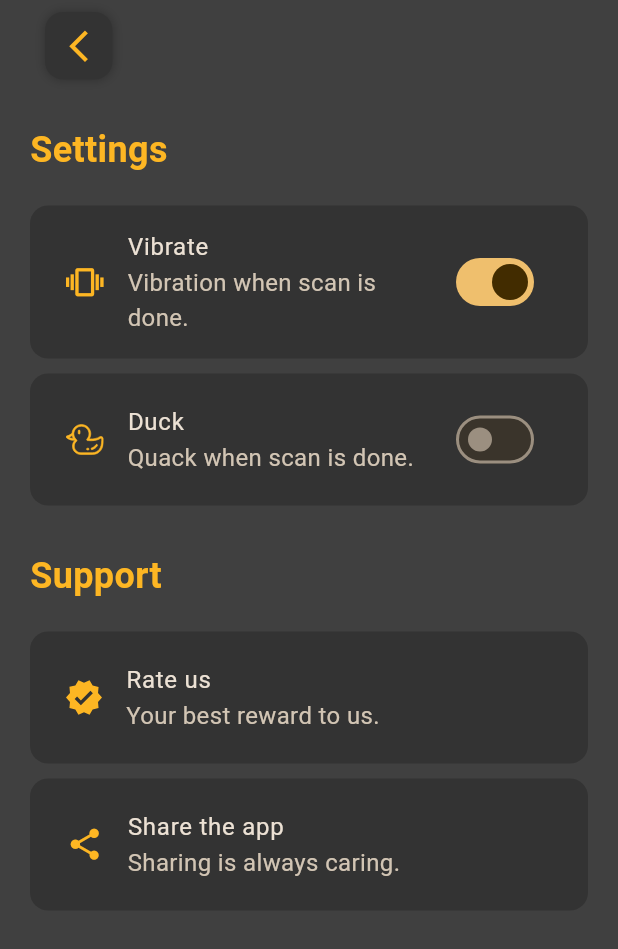
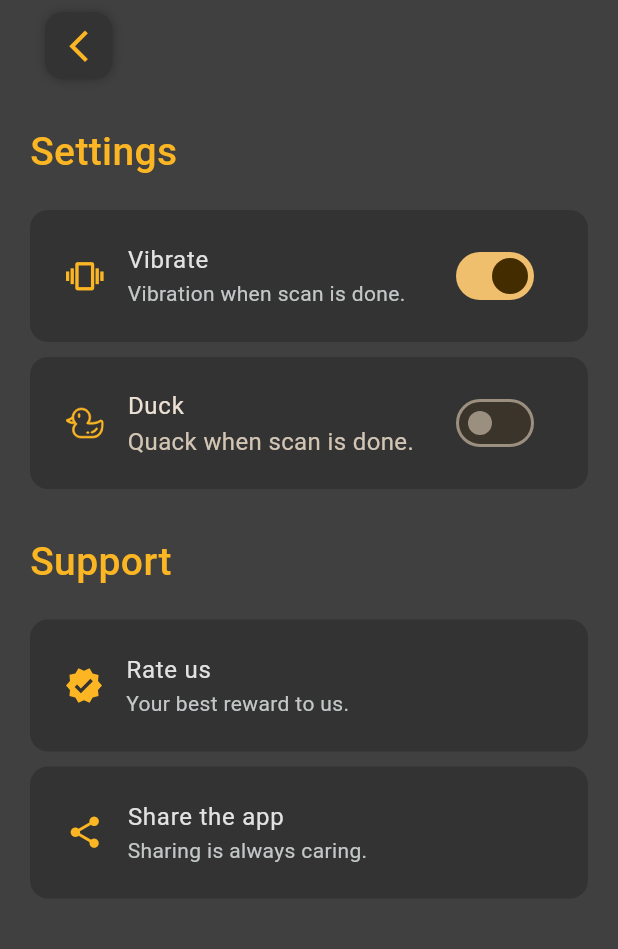
Before and after one commit to MuhammedHelal/qr_reader, a Flutter app: the SettingsView screen opened directly, on a phone screen of 412 x 824 dp. Shown: the top 949 px of the screen. Run offline on Flutter 3.47's test engine with Material 3 defaults, Android fonts, the light colour scheme and no system bars; our stand-ins replace flutter_bloc, flutter_svg, fluttertoast, gallery_saver, gap, get_it and 9 more; missing offline and left inert: flutter_share, qr_code_scanner, qr_code_tools, wifi_iot; accounts and stored records are empty; Roboto replaces fonts that are missing (Itim); statements that could not run were skipped.

Commit message:
Update Bottom Navigation Bar and Settings UI
- Added `textStyle` property to `PersistentBottomNavBarItem` for consistent text styling.
- Imported and applied `AppTextStyles` for various text elements across the app.
- Updated text styles for settings and support sections to improve readability and consistency.
- Added new colors and text styles for better visual hierarchy and user experience.
- Fixed alignment issue in `HistoryListViewItem` widget.

```diff
--- a/lib/bottom_nav_bar.dart
+++ b/lib/bottom_nav_bar.dart
@@ -3,6 +3,7 @@ import 'package:flutter_bloc/flutter_bloc.dart';
 import 'package:persistent_bottom_nav_bar/persistent_bottom_nav_bar.dart';
 import 'package:qr_reader/core/utils/assets.dart';
 import 'package:qr_reader/core/utils/colors.dart';
+import 'package:qr_reader/core/utils/text_styles.dart';
 import 'package:qr_reader/features/generate_qr/presentation/views/generate_qr_view.dart';
 import 'package:qr_reader/features/history/presentation/views/history_view.dart';
 import 'package:qr_reader/features/scan_qr/manager/scan_qr_cubit/scan_qr_cubit.dart';
@@ -85,6 +86,7 @@ List<PersistentBottomNavBarItem> _navBarsItems() {
     PersistentBottomNavBarItem(
       icon: const Icon(Icons.qr_code_2_outlined),
       title: ("Generate"),
+      textStyle: AppTextStyles.white16W400,
       activeColorPrimary: AppColors.primary,
       inactiveColorPrimary: Colors.white,
     ),
@@ -95,7 +97,9 @@ List<PersistentBottomNavBarItem> _navBarsItems() {
     ),
     PersistentBottomNavBarItem(
       icon: const Icon(Icons.history),
+      inactiveIcon: const Icon(Icons.history),
       title: ("History"),
+      textStyle: AppTextStyles.white16W400,
       activeColorPrimary: AppColors.primary,
       inactiveColorPrimary: Colors.white,
     ),
--- a/lib/core/utils/colors.dart
+++ b/lib/core/utils/colors.dart
@@ -3,6 +3,9 @@ import 'dart:ui';
 abstract class AppColors {
   static const Color primary = Color(0xFFFDB623);
   static const Color grey = Color(0xFFA4A4A4);
+  static const Color robotoWhite = Color(0xFFE2E2E2);
+  static const Color robotoLightWhite = Color(0xFFC3C7C7);
+
   static const Color blackGreyish = Color(0xFF333333);
   static const Color blackGreyishCircle = Color(0xFF3D3D3D);
 }
--- a/lib/core/utils/text_styles.dart
+++ b/lib/core/utils/text_styles.dart
@@ -1,4 +1,5 @@
 import 'package:flutter/material.dart';
+import 'package:google_fonts/google_fonts.dart';
 import 'package:qr_reader/core/utils/colors.dart';
 
 abstract class AppTextStyles {
@@ -6,6 +7,23 @@ abstract class AppTextStyles {
     color: AppColors.primary,
     fontSize: 24,
     fontWeight: FontWeight.w600,
+  );
+  static const TextStyle primary26W500 = TextStyle(
+    color: AppColors.primary,
+    fontSize: 26,
+    fontWeight: FontWeight.w500,
+  );
+  static final TextStyle robotoWhite16W400 = TextStyle(
+    color: AppColors.robotoWhite,
+    fontSize: 16,
+    fontFamily: GoogleFonts.roboto().fontFamily,
+    fontWeight: FontWeight.w400,
+  );
+  static final TextStyle robotoLightWhite14W400 = TextStyle(
+    color: AppColors.robotoLightWhite,
+    fontSize: 14,
+    fontFamily: GoogleFonts.roboto().fontFamily,
+    fontWeight: FontWeight.w400,
   );
   static const TextStyle white24W500 = TextStyle(
     color: Colors.white,
--- a/lib/features/history/presentation/widgets/history_listview_item.dart
+++ b/lib/features/history/presentation/widgets/history_listview_item.dart
@@ -36,7 +36,6 @@ class HistoryListViewItem extends StatelessWidget {
           color: AppColors.blackGreyish,
         ),
         child: Row(
-          crossAxisAlignment: CrossAxisAlignment.center,
           children: [
             Container(
               decoration: BoxDecoration(
--- a/lib/features/history/presentation/widgets/history_view_body.dart
+++ b/lib/features/history/presentation/widgets/history_view_body.dart
@@ -1,6 +1,7 @@
 import 'package:flutter/material.dart';
 import 'package:flutter_bloc/flutter_bloc.dart';
 import 'package:gap/gap.dart';
+import 'package:qr_reader/core/utils/text_styles.dart';
 import 'package:qr_reader/core/widgets/custom_screen_title.dart';
 import 'package:qr_reader/features/history/presentation/manager/history_cubit/history_cubit.dart';
 import 'package:qr_reader/features/history/presentation/widgets/history_listview_item.dart';
@@ -26,7 +27,10 @@ class HistoryViewBody extends StatelessWidget {
                   if (state is HistorySuccess) {
                     if (state.history.isEmpty) {
                       return const Center(
-                        child: Text('No data'),
+                        child: Text(
+                          'No data',
+                          style: AppTextStyles.primary26W500,
+                        ),
                       );
                     } else {
                       return ListView.builder(
--- a/lib/features/settings/presentation/widgets/settings_column.dart
+++ b/lib/features/settings/presentation/widgets/settings_column.dart
@@ -15,7 +15,7 @@ class SettingsColumn extends StatelessWidget {
       children: [
         Text(
           'Settings',
-          style: AppTextStyles.primary24W600,
+          style: AppTextStyles.primary26W500,
         ),
         Gap(20),
         SettingsItemContainer(
--- a/lib/features/settings/presentation/widgets/support_column.dart
+++ b/lib/features/settings/presentation/widgets/support_column.dart
@@ -24,7 +24,7 @@ class SupportColumn extends StatelessWidget {
       children: [
         const Text(
           'Support',
-          style: AppTextStyles.primary24W600,
+          style: AppTextStyles.primary26W500,
         ),
         const Gap(20),
         SettingsItemContainer(
@@ -44,8 +44,14 @@ class SupportColumn extends StatelessWidget {
                 height: 24,
                 Assets.assetsImagesRateUsIcon,
               ),
-              title: const Text('Rate us'),
-              subtitle: const Text('Your best reward to us.'),
+              title: Text(
+                'Rate us',
+                style: AppTextStyles.robotoWhite16W400,
+              ),
+              subtitle: Text(
+                'Your best reward to us.',
+                style: AppTextStyles.robotoLightWhite14W400,
+              ),
             ),
           ),
         ),
@@ -69,8 +75,14 @@ class SupportColumn extends StatelessWidget {
                 size: 25,
                 color: AppColors.primary,
               ),
-              title: const Text('Share the app'),
-              subtitle: const Text('Sharing is always caring.'),
+              title: Text(
+                'Share the app',
+                style: AppTextStyles.robotoWhite16W400,
+              ),
+              subtitle: Text(
+                'Sharing is always caring.',
+                style: AppTextStyles.robotoLightWhite14W400,
+              ),
             ),
           ),
         ),
--- a/lib/features/settings/presentation/widgets/vibrate_settings.dart
+++ b/lib/features/settings/presentation/widgets/vibrate_settings.dart
@@ -1,6 +1,7 @@
 import 'package:flutter/material.dart';
 import 'package:flutter_bloc/flutter_bloc.dart';
 import 'package:qr_reader/core/utils/colors.dart';
+import 'package:qr_reader/core/utils/text_styles.dart';
 import 'package:qr_reader/features/settings/presentation/manager/cubit/settings_cubit.dart';
 
 class VibrateSettingsWidget extends StatelessWidget {
@@ -15,8 +16,14 @@ class VibrateSettingsWidget extends StatelessWidget {
         size: 25,
         color: AppColors.primary,
       ),
-      title: const Text('Vibrate'),
-      subtitle: const Text('Vibration when scan is done.'),
+      title: Text(
+        'Vibrate',
+        style: AppTextStyles.robotoWhite16W400,
+      ),
+      subtitle: Text(
+        'Vibration when scan is done.',
+        style: AppTextStyles.robotoLightWhite14W400,
+      ),
       trailing: BlocBuilder<SettingsCubit, SettingsState>(
         builder: (context, state) {
           return Switch(
```
